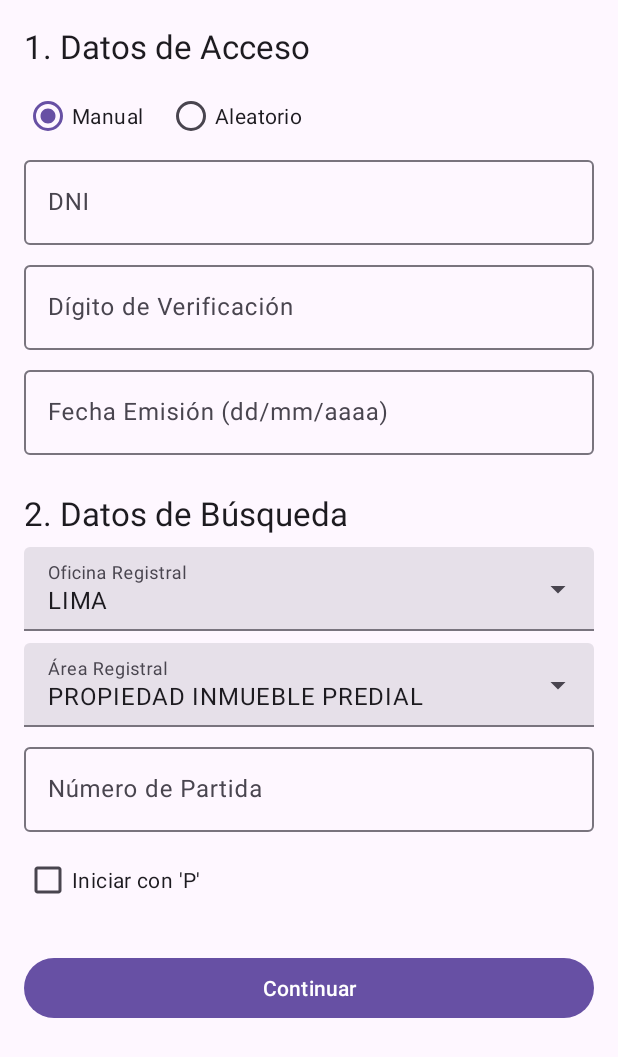
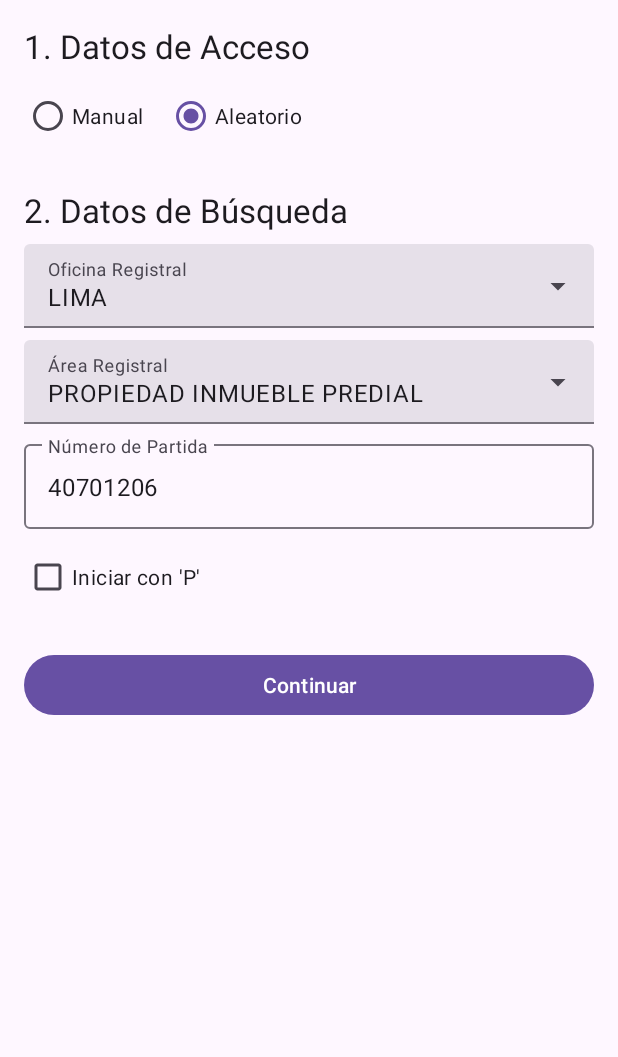
Before and after one commit to DarikPK/CLiteral, an Android app: the ExtractionConfigFragment screen opened through its navigation route, on a phone screen of 412 x 824 dp. Shown: the top 1057 px of the screen. Run offline under Robolectric (Android 15) with nearby library versions, the phone set to English and light mode, and no system bars.

Commit message:
Cambia los valores por defecto en la pantalla de configuración de extracción.
- La opción "Datos de Acceso" ahora es "Aleatorio" por defecto.
- El campo "Número de Partida" ahora tiene el valor por defecto "40701206".

Estos cambios se realizaron según la solicitud del usuario para agilizar el uso de la aplicación con la configuración más común.

```diff
--- a/app/src/main/res/layout/fragment_extraction_config.xml
+++ b/app/src/main/res/layout/fragment_extraction_config.xml
@@ -28,13 +28,13 @@
                 android:id="@+id/radio_manual"
                 android:layout_width="wrap_content"
                 android:layout_height="wrap_content"
-                android:text="Manual"
-                android:checked="true"/>
+                android:text="Manual" />
             <RadioButton
                 android:id="@+id/radio_random"
                 android:layout_width="wrap_content"
                 android:layout_height="wrap_content"
                 android:text="Aleatorio"
+                android:checked="true"
                 android:layout_marginStart="16dp"/>
         </RadioGroup>
 
@@ -120,7 +120,8 @@
                 android:id="@+id/partida_edit_text"
                 android:layout_width="match_parent"
                 android:layout_height="wrap_content"
-                android:inputType="number"/>
+                android:inputType="number"
+                android:text="40701206"/>
         </com.google.android.material.textfield.TextInputLayout>
 
         <CheckBox
```
